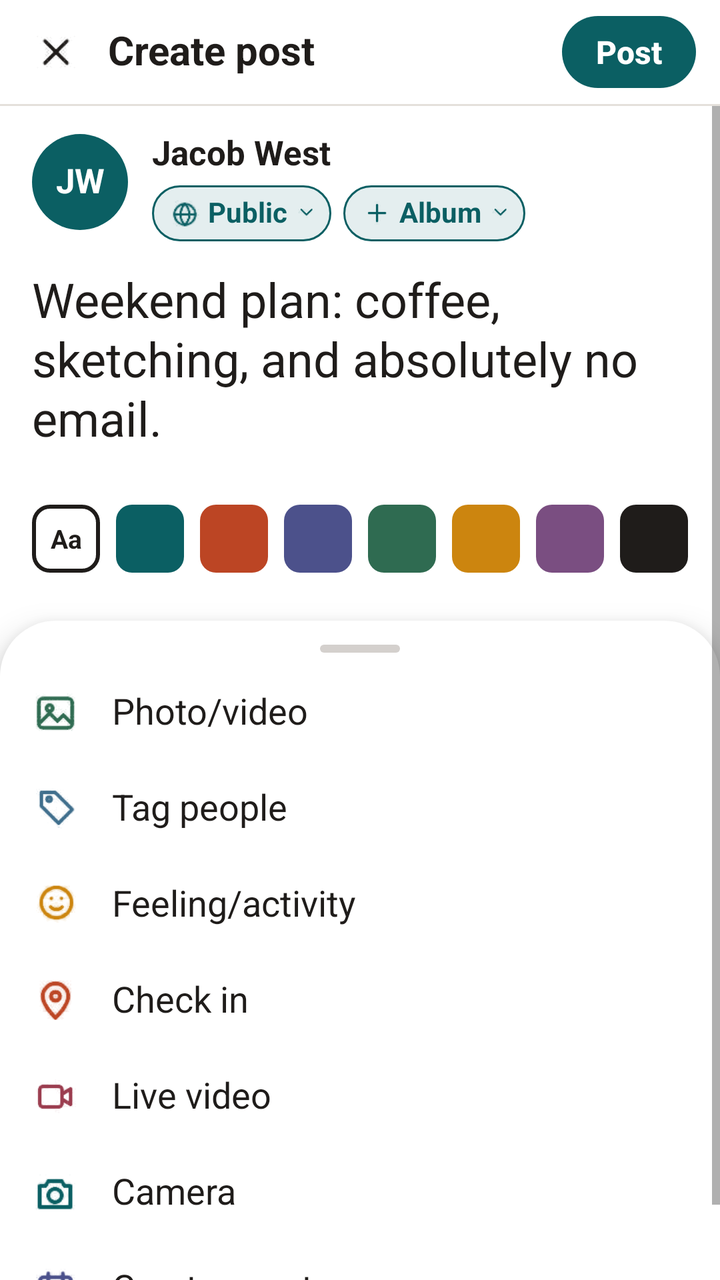
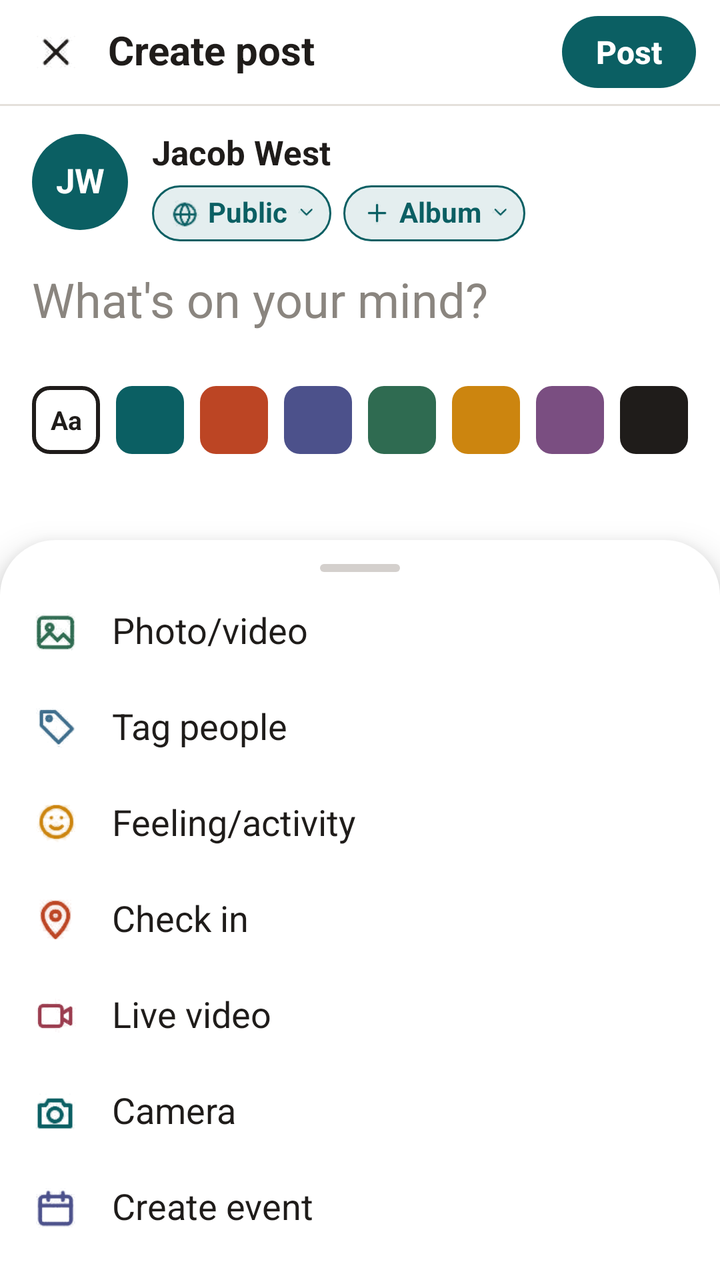

Before-and-after screenshots of an Android layout around one commit, followed by the original layout XML and the change that was made.
<!-- AndroidManifest.xml: application theme Theme.SMDASS1 -->
<!-- res/layout/fragment_create_post.xml -->
<?xml version="1.0" encoding="utf-8"?>
<androidx.constraintlayout.widget.ConstraintLayout xmlns:android="http://schemas.android.com/apk/res/android"
    xmlns:app="http://schemas.android.com/apk/res-auto"
    android:id="@+id/root"
    android:layout_width="match_parent"
    android:layout_height="match_parent"
    android:background="@color/white"
    android:fitsSystemWindows="true">

    <LinearLayout
        android:layout_width="0dp"
        android:layout_height="0dp"
        android:orientation="vertical"
        app:layout_constraintBottom_toBottomOf="parent"
        app:layout_constraintEnd_toEndOf="parent"
        app:layout_constraintStart_toStartOf="parent"
        app:layout_constraintTop_toTopOf="parent"
        app:layout_constraintWidth_max="@dimen/content_max_width">

        
        <LinearLayout
            android:layout_width="match_parent"
            android:layout_height="52dp"
            android:gravity="center_vertical"
            android:orientation="horizontal"
            android:paddingStart="16dp"
            android:paddingEnd="12dp">

            <ImageView
                android:id="@+id/btnClose"
                android:layout_width="24dp"
                android:layout_height="24dp"
                android:contentDescription="Close"
                android:src="@drawable/ic_close"
                app:tint="@color/text_primary" />

            <TextView
                style="@style/Kin.Text.Heading"
                android:layout_width="0dp"
                android:layout_height="wrap_content"
                android:layout_marginStart="14dp"
                android:layout_weight="1"
                android:text="Create post" />

            <Button
                android:id="@+id/btnPost"
                style="@style/Kin.Button"
                android:layout_width="67dp"
                android:layout_height="36dp"
                android:text="Post" />
        </LinearLayout>

        <View
            style="@style/Kin.Divider"
            android:layout_width="match_parent"
            android:layout_height="1dp" />

        <ScrollView
            android:layout_width="match_parent"
            android:layout_height="0dp"
            android:layout_weight="1"
            android:fillViewport="true">

            <LinearLayout
                android:layout_width="match_parent"
                android:layout_height="wrap_content"
                android:orientation="vertical">

                
                <LinearLayout
                    android:layout_width="match_parent"
                    android:layout_height="wrap_content"
                    android:orientation="horizontal"
                    android:paddingStart="16dp"
                    android:paddingTop="14dp"
                    android:paddingEnd="16dp">

                    <TextView
                        style="@style/Kin.Avatar"
                        android:layout_width="48dp"
                        android:layout_height="48dp"
                        android:backgroundTint="@color/teal"
                        android:text="JW"
                        android:textSize="17sp" />

                    <LinearLayout
                        android:layout_width="wrap_content"
                        android:layout_height="wrap_content"
                        android:layout_marginStart="12dp"
                        android:orientation="vertical">

                        <TextView
                            style="@style/Kin.Text.Name"
                            android:layout_width="wrap_content"
                            android:layout_height="wrap_content"
                            android:text="Jacob West"
                            android:textSize="17sp" />

                        <LinearLayout
                            android:layout_width="wrap_content"
                            android:layout_height="wrap_content"
                            android:layout_marginTop="6dp"
                            android:orientation="horizontal">

                            <LinearLayout
                                android:layout_width="wrap_content"
                                android:layout_height="28dp"
                                android:background="@drawable/bg_pill_tint_outline"
                                android:gravity="center_vertical"
                                android:orientation="horizontal"
                                android:paddingStart="10dp"
                                android:paddingEnd="6dp">

                                <ImageView
                                    android:layout_width="14dp"
                                    android:layout_height="14dp"
                                    android:src="@drawable/ic_globe"
                                    app:tint="@color/teal" />

                                <TextView
                                    style="@style/Kin.Text.Link"
                                    android:layout_width="wrap_content"
                                    android:layout_height="wrap_content"
                                    android:layout_marginStart="4dp"
                                    android:text="Public"
                                    android:textSize="14sp" />

                                <ImageView
                                    android:layout_width="14dp"
                                    android:layout_height="14dp"
                                    android:layout_marginStart="2dp"
                                    android:src="@drawable/ic_chevron_down"
                                    app:tint="@color/teal" />
                            </LinearLayout>

                            <LinearLayout
                                android:layout_width="wrap_content"
                                android:layout_height="28dp"
                                android:layout_marginStart="6dp"
                                android:background="@drawable/bg_pill_tint_outline"
                                android:gravity="center_vertical"
                                android:orientation="horizontal"
                                android:paddingStart="10dp"
                                android:paddingEnd="6dp">

                                <ImageView
                                    android:layout_width="14dp"
                                    android:layout_height="14dp"
                                    android:src="@drawable/ic_add"
                                    app:tint="@color/teal" />

                                <TextView
                                    style="@style/Kin.Text.Link"
                                    android:layout_width="wrap_content"
                                    android:layout_height="wrap_content"
                                    android:layout_marginStart="4dp"
                                    android:text="Album"
                                    android:textSize="14sp" />

                                <ImageView
                                    android:layout_width="14dp"
                                    android:layout_height="14dp"
                                    android:layout_marginStart="2dp"
                                    android:src="@drawable/ic_chevron_down"
                                    app:tint="@color/teal" />
                            </LinearLayout>
                        </LinearLayout>
                    </LinearLayout>
                </LinearLayout>

                
                <EditText
                    android:id="@+id/etPostText"
                    style="@style/Kin.Input"
                    android:layout_width="match_parent"
                    android:layout_height="wrap_content"
                    android:layout_marginStart="16dp"
                    android:layout_marginTop="16dp"
                    android:layout_marginEnd="16dp"
                    android:gravity="top"
                    android:hint="What's on your mind?"
                    android:importantForAutofill="no"
                    android:inputType="textMultiLine"
                    android:lineSpacingMultiplier="1.05"
                    android:text="Weekend plan: coffee, sketching, and absolutely no email."
                    android:textSize="24sp" />

                
                <LinearLayout
                    android:layout_width="match_parent"
                    android:layout_height="wrap_content"
                    android:layout_marginTop="28dp"
                    android:orientation="horizontal"
                    android:paddingStart="16dp"
                    android:paddingEnd="16dp">

                    <TextView
                        android:layout_width="34dp"
                        android:layout_height="34dp"
                        android:background="@drawable/bg_swatch_none"
                        android:gravity="center"
                        android:text="Aa"
                        android:textColor="@color/text_primary"
                        android:textSize="13sp"
                        android:textStyle="bold" />

                    <View
                        android:layout_width="34dp"
                        android:layout_height="34dp"
                        android:layout_marginStart="8dp"
                        android:background="@drawable/bg_round_8"
                        android:backgroundTint="@color/teal" />

                    <View
                        android:layout_width="34dp"
                        android:layout_height="34dp"
                        android:layout_marginStart="8dp"
                        android:background="@drawable/bg_round_8"
                        android:backgroundTint="@color/rust" />

                    <View
                        android:layout_width="34dp"
                        android:layout_height="34dp"
                        android:layout_marginStart="8dp"
                        android:background="@drawable/bg_round_8"
                        android:backgroundTint="@color/avatar_indigo" />

                    <View
                        android:layout_width="34dp"
                        android:layout_height="34dp"
                        android:layout_marginStart="8dp"
                        android:background="@drawable/bg_round_8"
                        android:backgroundTint="@color/avatar_green" />

                    <View
                        android:layout_width="34dp"
                        android:layout_height="34dp"
                        android:layout_marginStart="8dp"
                        android:background="@drawable/bg_round_8"
                        android:backgroundTint="@color/gold" />

                    <View
                        android:layout_width="34dp"
                        android:layout_height="34dp"
                        android:layout_marginStart="8dp"
                        android:background="@drawable/bg_round_8"
                        android:backgroundTint="@color/avatar_purple" />

                    <View
                        android:layout_width="34dp"
                        android:layout_height="34dp"
                        android:layout_marginStart="8dp"
                        android:background="@drawable/bg_round_8"
                        android:backgroundTint="@color/text_primary" />
                </LinearLayout>

                
                <View
                    android:layout_width="match_parent"
                    android:layout_height="0dp"
                    android:layout_marginTop="24dp"
                    android:layout_weight="1" />

                
                <LinearLayout
                    android:layout_width="match_parent"
                    android:layout_height="wrap_content"
                    android:background="@drawable/bg_sheet_top"
                    android:elevation="10dp"
                    android:orientation="vertical"
                    android:paddingBottom="12dp">

                    <View
                        android:layout_width="40dp"
                        android:layout_height="4dp"
                        android:layout_gravity="center_horizontal"
                        android:layout_marginTop="12dp"
                        android:layout_marginBottom="6dp"
                        android:background="@drawable/bg_pill"
                        android:backgroundTint="@color/border" />

                    <LinearLayout
                        android:id="@+id/optionPhoto"
                        android:layout_width="match_parent"
                        android:layout_height="48dp"
                        android:gravity="center_vertical"
                        android:orientation="horizontal"
                        android:paddingStart="16dp"
                        android:paddingEnd="16dp">

                        <ImageView
                            android:layout_width="24dp"
                            android:layout_height="24dp"
                            android:src="@drawable/ic_gallery"
                            app:tint="@color/avatar_green" />

                        <TextView
                            style="@style/Kin.Text"
                            android:layout_width="wrap_content"
                            android:layout_height="wrap_content"
                            android:layout_marginStart="16dp"
                            android:text="Photo/video"
                            android:textSize="18sp" />
                    </LinearLayout>

                    <LinearLayout
                        android:layout_width="match_parent"
                        android:layout_height="48dp"
                        android:gravity="center_vertical"
                        android:orientation="horizontal"
                        android:paddingStart="16dp"
                        android:paddingEnd="16dp">

                        <ImageView
                            android:layout_width="24dp"
                            android:layout_height="24dp"
                            android:src="@drawable/ic_tag"
                            app:tint="@color/avatar_steel" />

                        <TextView
                            style="@style/Kin.Text"
                            android:layout_width="wrap_content"
                            android:layout_height="wrap_content"
                            android:layout_marginStart="16dp"
                            android:text="Tag people"
                            android:textSize="18sp" />
                    </LinearLayout>

                    <LinearLayout
                        android:layout_width="match_parent"
                        android:layout_height="48dp"
                        android:gravity="center_vertical"
                        android:orientation="horizontal"
                        android:paddingStart="16dp"
                        android:paddingEnd="16dp">

                        <ImageView
                            android:layout_width="24dp"
                            android:layout_height="24dp"
                            android:src="@drawable/ic_smile"
                            app:tint="@color/gold" />

                        <TextView
                            style="@style/Kin.Text"
                            android:layout_width="wrap_content"
                            android:layout_height="wrap_content"
                            android:layout_marginStart="16dp"
                            android:text="Feeling/activity"
                            android:textSize="18sp" />
                    </LinearLayout>

                    <LinearLayout
                        android:layout_width="match_parent"
                        android:layout_height="48dp"
                        android:gravity="center_vertical"
                        android:orientation="horizontal"
                        android:paddingStart="16dp"
                        android:paddingEnd="16dp">

                        <ImageView
                            android:layout_width="24dp"
                            android:layout_height="24dp"
                            android:src="@drawable/ic_pin"
                            app:tint="@color/rust" />

                        <TextView
                            style="@style/Kin.Text"
                            android:layout_width="wrap_content"
                            android:layout_height="wrap_content"
                            android:layout_marginStart="16dp"
                            android:text="Check in"
                            android:textSize="18sp" />
                    </LinearLayout>

                    <LinearLayout
                        android:layout_width="match_parent"
                        android:layout_height="48dp"
                        android:gravity="center_vertical"
                        android:orientation="horizontal"
                        android:paddingStart="16dp"
                        android:paddingEnd="16dp">

                        <ImageView
                            android:layout_width="24dp"
                            android:layout_height="24dp"
                            android:src="@drawable/ic_video_call"
                            app:tint="@color/avatar_crimson" />

                        <TextView
                            style="@style/Kin.Text"
                            android:layout_width="wrap_content"
                            android:layout_height="wrap_content"
                            android:layout_marginStart="16dp"
                            android:text="Live video"
                            android:textSize="18sp" />
                    </LinearLayout>

                    <LinearLayout
                        android:id="@+id/optionCamera"
                        android:layout_width="match_parent"
                        android:layout_height="48dp"
                        android:gravity="center_vertical"
                        android:orientation="horizontal"
                        android:paddingStart="16dp"
                        android:paddingEnd="16dp">

                        <ImageView
                            android:layout_width="24dp"
                            android:layout_height="24dp"
                            android:src="@drawable/ic_camera"
                            app:tint="@color/teal" />

                        <TextView
                            style="@style/Kin.Text"
                            android:layout_width="wrap_content"
                            android:layout_height="wrap_content"
                            android:layout_marginStart="16dp"
                            android:text="Camera"
                            android:textSize="18sp" />
                    </LinearLayout>

                    <LinearLayout
                        android:layout_width="match_parent"
                        android:layout_height="48dp"
                        android:gravity="center_vertical"
                        android:orientation="horizontal"
                        android:paddingStart="16dp"
                        android:paddingEnd="16dp">

                        <ImageView
                            android:layout_width="24dp"
                            android:layout_height="24dp"
                            android:src="@drawable/ic_calendar"
                            app:tint="@color/avatar_indigo" />

                        <TextView
                            style="@style/Kin.Text"
                            android:layout_width="wrap_content"
                            android:layout_height="wrap_content"
                            android:layout_marginStart="16dp"
                            android:text="Create event"
                            android:textSize="18sp" />
                    </LinearLayout>
                </LinearLayout>
            </LinearLayout>
        </ScrollView>
    </LinearLayout>
</androidx.constraintlayout.widget.ConstraintLayout>
<!-- resources referenced by this layout -->
<resources>
  <color name="avatar_crimson">#9B3D4F</color>
  <color name="avatar_green">#2F6B51</color>
  <color name="avatar_indigo">#4C518B</color>
  <color name="avatar_purple">#7A4E81</color>
  <color name="avatar_steel">#3F6E8C</color>
  <color name="border">#D4D0CD</color>
  <color name="gold">#CC850F</color>
  <color name="rust">#BC4524</color>
  <color name="teal">#0B5F63</color>
  <color name="text_primary">#1F1C1A</color>
  <color name="white">#FFFFFFFF</color>
  <dimen name="content_max_width">640dp</dimen>
  <!-- drawable bg_pill (drawable) -->
  <?xml version="1.0" encoding="utf-8"?>
  <shape xmlns:android="http://schemas.android.com/apk/res/android" android:shape="rectangle">
      <solid android:color="@color/white" />
      <corners android:radius="100dp" />
  </shape>
  <!-- drawable bg_round_8 (drawable) -->
  <?xml version="1.0" encoding="utf-8"?>
  <shape xmlns:android="http://schemas.android.com/apk/res/android" android:shape="rectangle">
      <solid android:color="@color/white" />
      <corners android:radius="8dp" />
  </shape>
  <!-- drawable bg_sheet_top (drawable) -->
  <?xml version="1.0" encoding="utf-8"?>
  <shape xmlns:android="http://schemas.android.com/apk/res/android" android:shape="rectangle">
      <solid android:color="@color/white" />
      <corners android:topLeftRadius="28dp" android:topRightRadius="28dp" />
  </shape>
  <!-- drawable bg_swatch_none (drawable) -->
  <?xml version="1.0" encoding="utf-8"?>
  <shape xmlns:android="http://schemas.android.com/apk/res/android" android:shape="rectangle">
      <solid android:color="@color/white" />
      <corners android:radius="8dp" />
      <stroke android:width="2dp" android:color="@color/text_primary" />
  </shape>
  <style name="Kin.Avatar">
          <item name="android:background">@drawable/bg_circle</item>
          <item name="android:gravity">center</item>
          <item name="android:textColor">@color/white</item>
          <item name="android:textStyle">bold</item>
          <item name="android:includeFontPadding">false</item>
      </style>
  <style name="Kin.Divider">
          <item name="android:background">@color/divider</item>
      </style>
  <style name="Kin.Text">
          <item name="android:textColor">@color/text_primary</item>
          <item name="android:textSize">16sp</item>
          <item name="android:includeFontPadding">false</item>
      </style>
  <style name="Kin.Text.Heading">
          <item name="android:textSize">20sp</item>
          <item name="android:textStyle">bold</item>
      </style>
  <style name="Kin.Text.Link">
          <item name="android:textColor">@color/teal</item>
          <item name="android:textStyle">bold</item>
      </style>
  <style name="Kin.Text.Name">
          <item name="android:textStyle">bold</item>
      </style>
  <color name="teal_tint">#E4EEEF</color>
  <!-- drawable bg_circle (drawable) -->
  <?xml version="1.0" encoding="utf-8"?>
  <shape xmlns:android="http://schemas.android.com/apk/res/android" android:shape="oval">
      <solid android:color="@color/white" />
  </shape>
  <!-- drawable bg_button_primary (drawable) -->
  <?xml version="1.0" encoding="utf-8"?>
  <shape xmlns:android="http://schemas.android.com/apk/res/android" android:shape="rectangle">
      <solid android:color="@color/teal" />
      <corners android:radius="100dp" />
  </shape>
  <color name="divider">#E4E0DB</color>
  <color name="text_hint">#8A857F</color>
  <!-- drawable bg_app (drawable) -->
  <?xml version="1.0" encoding="utf-8"?>
  <shape xmlns:android="http://schemas.android.com/apk/res/android" android:shape="rectangle">
      <solid android:color="@color/cream" />
  </shape>
  <color name="cream">#F5F1EE</color>
  <!-- unchanged entries left out for length: 16 -->
</resources>

<!-- the commit's change to res/layout/fragment_create_post.xml (unified diff, before → after) -->
@@ -76,6 +76,7 @@
                     android:paddingEnd="16dp">
 
                     <TextView
+                        android:id="@+id/tvPostInitials"
                         style="@style/Kin.Avatar"
                         android:layout_width="48dp"
                         android:layout_height="48dp"
@@ -93,6 +94,7 @@
                             style="@style/Kin.Text.Name"
                             android:layout_width="wrap_content"
                             android:layout_height="wrap_content"
+                            android:id="@+id/tvPostAuthor"
                             android:text="Jacob West"
                             android:textSize="17sp" />
 
@@ -182,8 +184,21 @@
                     android:importantForAutofill="no"
                     android:inputType="textMultiLine"
                     android:lineSpacingMultiplier="1.05"
-                    android:text="Weekend plan: coffee, sketching, and absolutely no email."
                     android:textSize="24sp" />
+
+                
+                <ImageView
+                    android:id="@+id/ivPostPreview"
+                    android:layout_width="match_parent"
+                    android:layout_height="220dp"
+                    android:layout_marginStart="16dp"
+                    android:layout_marginTop="16dp"
+                    android:layout_marginEnd="16dp"
+                    android:background="@drawable/bg_round_12"
+                    android:clipToOutline="true"
+                    android:contentDescription="Chosen photo"
+                    android:scaleType="centerCrop"
+                    android:visibility="gone" />
 
                 
                 <LinearLayout
<!-- resource entries referenced after the edit -->
@@ -17,6 +17,12 @@
   <shape xmlns:android="http://schemas.android.com/apk/res/android" android:shape="rectangle">
       <solid android:color="@color/white" />
       <corners android:radius="100dp" />
+  </shape>
+  <!-- drawable bg_round_12 (drawable) -->
+  <?xml version="1.0" encoding="utf-8"?>
+  <shape xmlns:android="http://schemas.android.com/apk/res/android" android:shape="rectangle">
+      <solid android:color="@color/white" />
+      <corners android:radius="12dp" />
   </shape>
   <!-- drawable bg_round_8 (drawable) -->
   <?xml version="1.0" encoding="utf-8"?>
